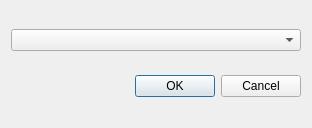
First picture: the form in Keyword/keywordinput.ui, repository smoothie316/Qt, before the edit.
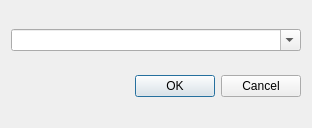
Second picture: the form after the edit.

```diff
--- a/Keyword/keywordinput.ui
+++ b/Keyword/keywordinput.ui
@@ -38,7 +38,11 @@
     </spacer>
    </item>
    <item row="0" column="0" colspan="2">
-    <widget class="QComboBox" name="comboBox"/>
+    <widget class="QComboBox" name="comboBox">
+     <property name="editable">
+      <bool>true</bool>
+     </property>
+    </widget>
    </item>
   </layout>
  </widget>
```
